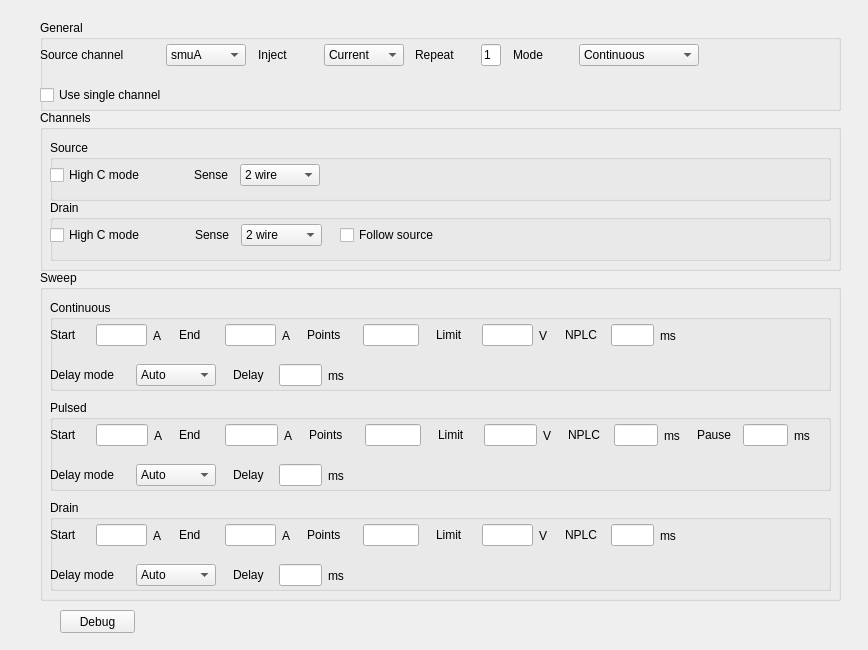
Before: the Qt Designer form plugins/Keithley/Keithley2612B_settingsWidget.ui in pyIVLS/pyIVLS, drawn with Qt 5.
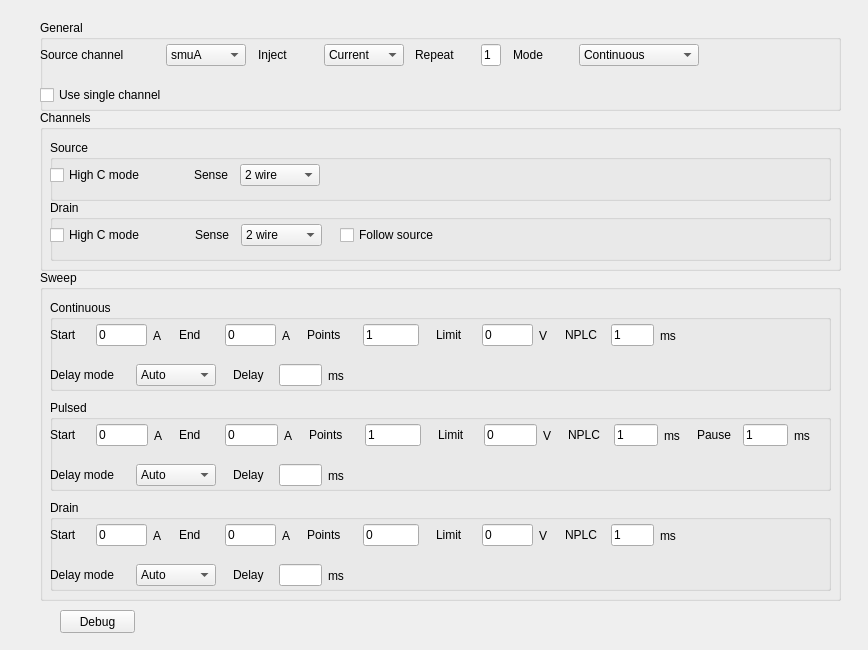
After: the same form once the commit is applied.

Commit message: Checked commands sent with the terminal, might be time to (s)weep

Diff of the .ui file:
```diff
--- a/plugins/Keithley/Keithley2612B_settingsWidget.ui
+++ b/plugins/Keithley/Keithley2612B_settingsWidget.ui
@@ -387,6 +387,9 @@
             <height>0</height>
            </size>
           </property>
+          <property name="text">
+           <string>0</string>
+          </property>
          </widget>
         </item>
         <item>
@@ -446,6 +449,9 @@
             <height>0</height>
            </size>
           </property>
+          <property name="text">
+           <string>0</string>
+          </property>
          </widget>
         </item>
         <item>
@@ -505,6 +511,9 @@
             <height>0</height>
            </size>
           </property>
+          <property name="text">
+           <string>1</string>
+          </property>
          </widget>
         </item>
        </layout>
@@ -557,6 +566,9 @@
             <height>0</height>
            </size>
           </property>
+          <property name="text">
+           <string>0</string>
+          </property>
          </widget>
         </item>
         <item>
@@ -622,6 +634,9 @@
             <height>0</height>
            </size>
           </property>
+          <property name="text">
+           <string>1</string>
+          </property>
          </widget>
         </item>
         <item>
@@ -842,6 +857,9 @@
             <height>0</height>
            </size>
           </property>
+          <property name="text">
+           <string>0</string>
+          </property>
          </widget>
         </item>
         <item>
@@ -901,6 +919,9 @@
             <height>0</height>
            </size>
           </property>
+          <property name="text">
+           <string>0</string>
+          </property>
          </widget>
         </item>
         <item>
@@ -960,6 +981,9 @@
             <height>0</height>
            </size>
           </property>
+          <property name="text">
+           <string>1</string>
+          </property>
          </widget>
         </item>
        </layout>
@@ -1012,6 +1036,9 @@
             <height>0</height>
            </size>
           </property>
+          <property name="text">
+           <string>0</string>
+          </property>
          </widget>
         </item>
         <item>
@@ -1077,6 +1104,9 @@
             <height>0</height>
            </size>
           </property>
+          <property name="text">
+           <string>1</string>
+          </property>
          </widget>
         </item>
         <item>
@@ -1142,6 +1172,9 @@
             <height>0</height>
            </size>
           </property>
+          <property name="text">
+           <string>1</string>
+          </property>
          </widget>
         </item>
         <item>
@@ -1362,6 +1395,9 @@
             <height>0</height>
            </size>
           </property>
+          <property name="text">
+           <string>0</string>
+          </property>
          </widget>
         </item>
         <item>
@@ -1421,6 +1457,9 @@
             <height>0</height>
            </size>
           </property>
+          <property name="text">
+           <string>0</string>
+          </property>
          </widget>
         </item>
         <item>
@@ -1480,6 +1519,9 @@
             <height>0</height>
            </size>
           </property>
+          <property name="text">
+           <string>0</string>
+          </property>
          </widget>
         </item>
        </layout>
@@ -1532,6 +1574,9 @@
             <height>0</height>
            </size>
           </property>
+          <property name="text">
+           <string>0</string>
+          </property>
          </widget>
         </item>
         <item>
@@ -1597,6 +1642,9 @@
             <height>0</height>
            </size>
           </property>
+          <property name="text">
+           <string>1</string>
+          </property>
          </widget>
         </item>
         <item>
```
The commit also changes 1 other file.
